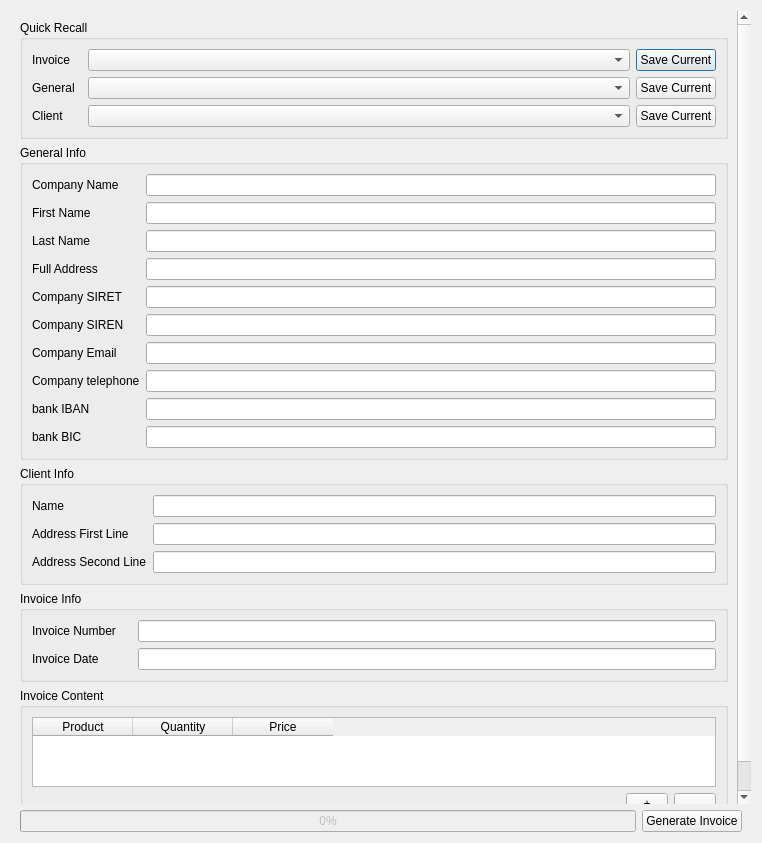
Before: the Qt Designer form InvoiceGenerator.ui in thomas-dumonet/Latex-Invoice-Generator, drawn with Qt 5.
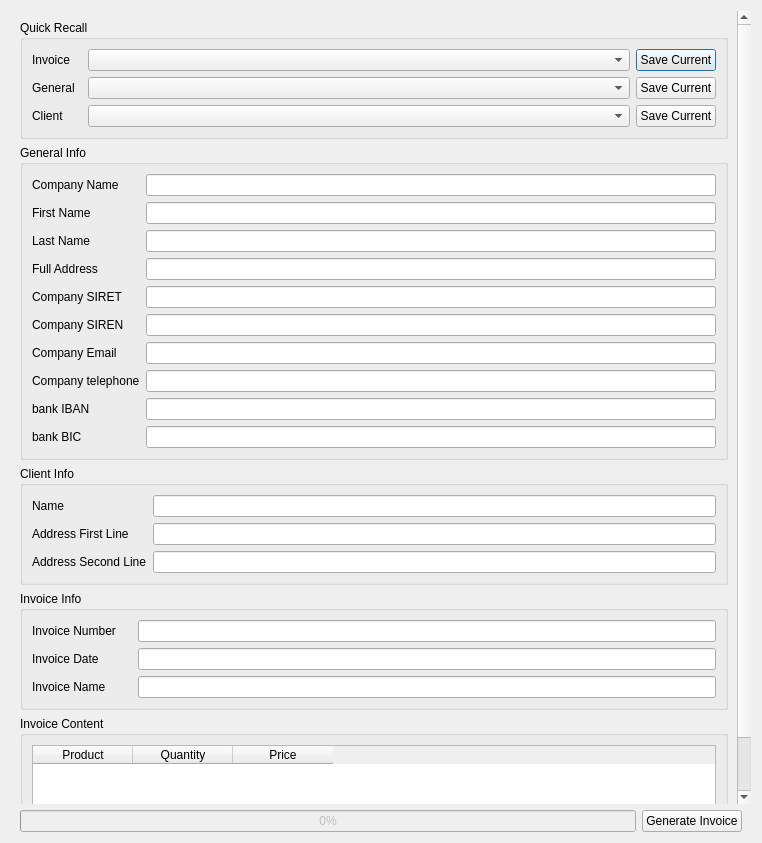
After: the same form once the commit is applied. Custom widgets are drawn as their Qt base class.

Patch:
```diff
--- a/InvoiceGenerator.ui
+++ b/InvoiceGenerator.ui
@@ -39,8 +39,8 @@
        <rect>
         <x>0</x>
         <y>0</y>
-        <width>744</width>
-        <height>794</height>
+        <width>727</width>
+        <height>797</height>
        </rect>
       </property>
       <layout class="QVBoxLayout" name="verticalLayout_4">
@@ -345,6 +345,16 @@
             <item row="1" column="1">
              <widget class="QLineEdit" name="lineEdit_invoiceDate"/>
             </item>
+            <item row="2" column="0">
+             <widget class="QLabel" name="label_invoiceName">
+              <property name="text">
+               <string>Invoice Name</string>
+              </property>
+             </widget>
+            </item>
+            <item row="2" column="1">
+             <widget class="QLineEdit" name="lineEdit_invoiceName"/>
+            </item>
            </layout>
           </item>
          </layout>
```
Left out of the diff: 29 changed lines with no effect on the pictures.
